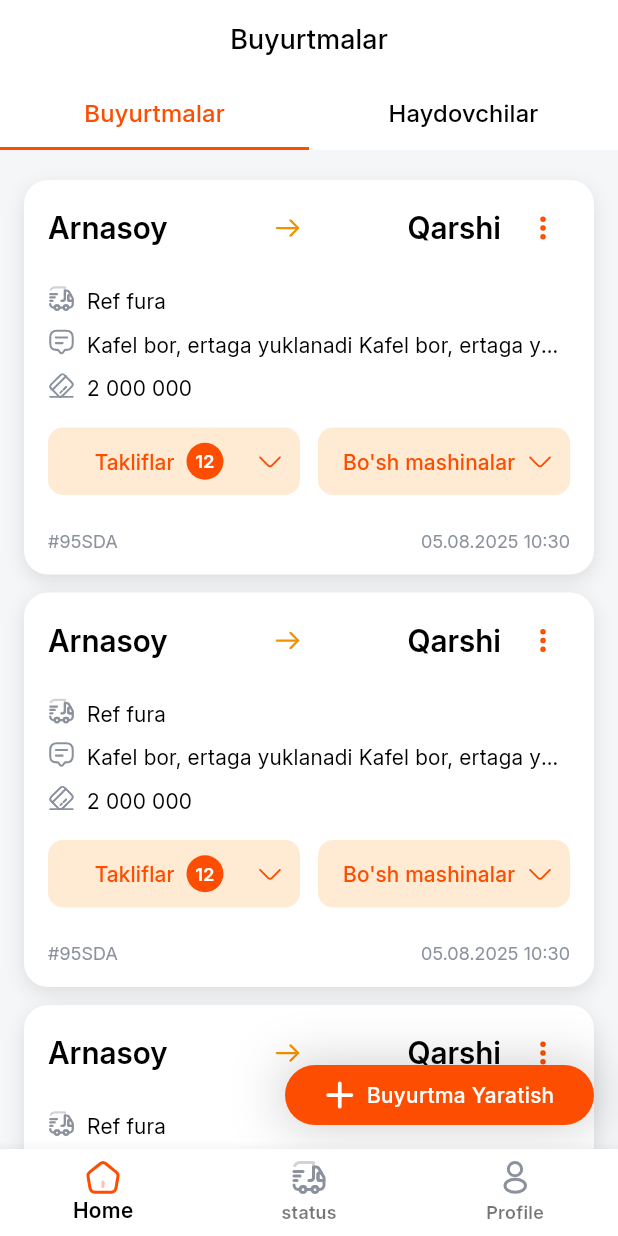
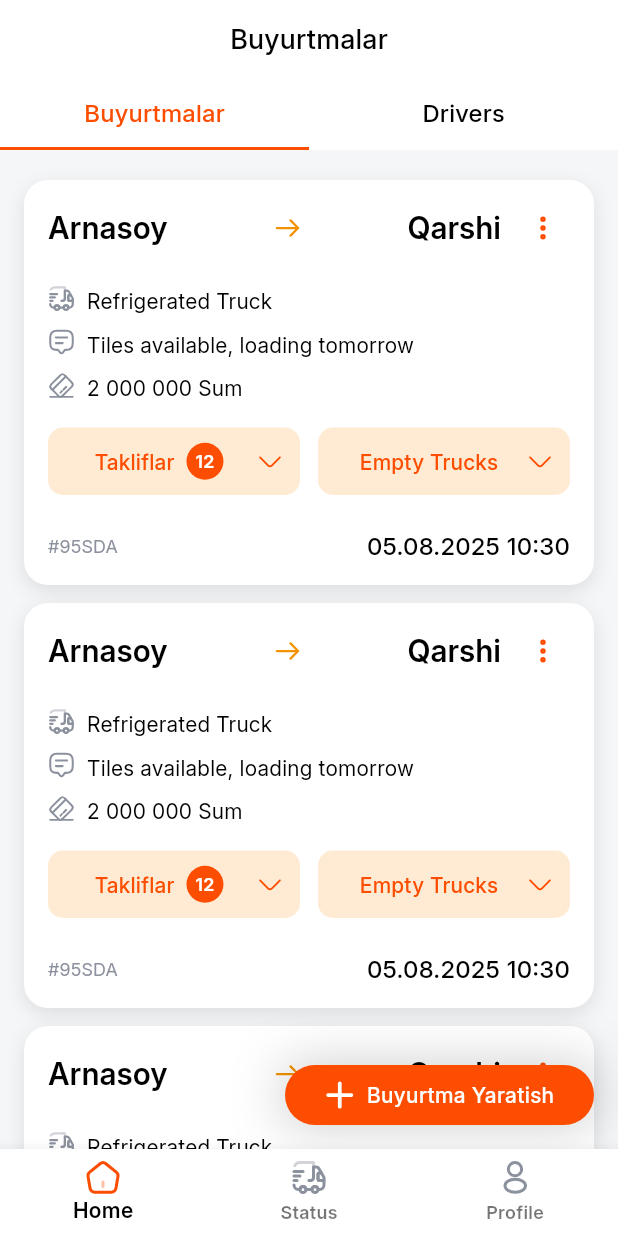
Before and after one commit to obidkhandev/lorry_dispatcher, a Flutter app: the HomeScreen screen opened by its route, on a phone screen of 412 x 824 dp. Run offline on Flutter 3.47's test engine with Material 3 defaults, Android fonts, the phone set to English and light mode, and no system bars; our stand-ins replace animate_do, bloc, cached_network_image, dartz, dio, dropdown_button2 and 17 more; missing offline and left inert: flutter_polyline_points, scale_button; accounts and stored records are empty; network calls fail.

Commit message:
ios folders

```diff
--- a/lib/features/auth/presentation/pages/login/login_screen.dart
+++ b/lib/features/auth/presentation/pages/login/login_screen.dart
@@ -11,9 +11,6 @@ class LoginScreen extends StatelessWidget {
   Widget build(BuildContext context) {
     return Scaffold(
       // appBar: AppBar(),
-      backgroundColor: context.isDarkMode
-          ? context.theme.scaffoldBackgroundColor
-          : AppColors.white,
       body: Column(
         children: [
           100.verticalSpace,
--- a/lib/features/auth/presentation/pages/register/register_screen.dart
+++ b/lib/features/auth/presentation/pages/register/register_screen.dart
@@ -29,9 +29,6 @@ class _RegisterScreenState extends State<RegisterScreen> {
             ),
       ),
       appBar: CustomAppBar(title: "Register"),
-      backgroundColor: context.isDarkMode
-          ? context.theme.scaffoldBackgroundColor
-          : AppColors.white,
       body: ListView(
         padding: EdgeInsets.zero,
         children: [
--- a/lib/features/home/presentation/pages/home/home_screen.dart
+++ b/lib/features/home/presentation/pages/home/home_screen.dart
@@ -13,7 +13,6 @@ class HomeScreen extends StatefulWidget {
 class _HomeScreenState extends State<HomeScreen> with TickerProviderStateMixin {
   late TabController tabController;
   int selectedTabIndex = 0;
-  List<String> titles = ["Buyurtmalar", "Haydovchilar"];
 
   @override
   void initState() {
@@ -23,6 +22,8 @@ class _HomeScreenState extends State<HomeScreen> with TickerProviderStateMixin {
 
   @override
   Widget build(BuildContext context) {
+    List<String> titles = [S.of(context).orders, S.of(context).drivers];
+
     return Scaffold(
       resizeToAvoidBottomInset: false,
       floatingActionButton: SizedBox(
--- a/lib/features/home/presentation/pages/home/widget/driver_jobless_card.dart
+++ b/lib/features/home/presentation/pages/home/widget/driver_jobless_card.dart
@@ -37,7 +37,7 @@ class DriverJoblessCard extends StatelessWidget {
           ),
           if (isActive)
             CustomButton(
-              text: "Taklif yuborish",
+              text: S.of(context).sendOffer,
               icon: AppIcons.send2,
               onTap: onTap,
               textColor: AppColors.primaryColor,
--- a/lib/features/home/presentation/pages/home/widget/order_card.dart
+++ b/lib/features/home/presentation/pages/home/widget/order_card.dart
@@ -9,11 +9,9 @@ class OrderCard extends StatefulWidget {
 }
 
 class _OrderCardState extends State<OrderCard> with TickerProviderStateMixin {
-  // Separate states for each button
   bool _isOffersExpanded = false;
   bool _isEmptyTrucksExpanded = false;
 
-  // Separate animation controllers for each button
   late AnimationController _offersAnimationController;
   late AnimationController _emptyTrucksAnimationController;
   late Animation<double> _offersAnimation;
@@ -36,7 +34,6 @@ class _OrderCardState extends State<OrderCard> with TickerProviderStateMixin {
   void initState() {
     super.initState();
 
-    // Initialize first animation controller (Offers)
     _offersAnimationController = AnimationController(
       duration: const Duration(milliseconds: 300),
       vsync: this,
@@ -46,7 +43,6 @@ class _OrderCardState extends State<OrderCard> with TickerProviderStateMixin {
       curve: Curves.easeInOut,
     );
 
-    // Initialize second animation controller (Empty Trucks)
     _emptyTrucksAnimationController = AnimationController(
       duration: const Duration(milliseconds: 300),
       vsync: this,
@@ -114,7 +110,6 @@ class _OrderCardState extends State<OrderCard> with TickerProviderStateMixin {
                 color: context.theme.cardColor,
                 padding: EdgeInsets.zero,
                 onSelected: (String value) {
-                  // Handle menu item selection
                   switch (value) {
                     case 'edit':
                       break;
@@ -134,7 +129,7 @@ class _OrderCardState extends State<OrderCard> with TickerProviderStateMixin {
                         color: context.theme.iconTheme.color,
                       ),
                       title: Text(
-                        'Ulashish',
+                        S.of(context).share, // Localized "Share"
                         style: context.theme.textTheme.titleMedium?.copyWith(
                           fontWeight: FontWeight.w500,
                           fontSize: 14.sp,
@@ -150,10 +145,10 @@ class _OrderCardState extends State<OrderCard> with TickerProviderStateMixin {
                       leading: SvgPicture.asset(
                         AppIcons.edit2,
                         width: 18.w,
-                        color: context.theme.iconTheme.color
+                        color: context.theme.iconTheme.color,
                       ),
                       title: Text(
-                        'O\'zgartirish',
+                        S.of(context).edit, // Localized "Edit"
                         style: context.theme.textTheme.titleMedium?.copyWith(
                           fontWeight: FontWeight.w500,
                           fontSize: 14.sp,
@@ -168,7 +163,7 @@ class _OrderCardState extends State<OrderCard> with TickerProviderStateMixin {
                     child: ListTile(
                       leading: SvgPicture.asset(AppIcons.delete, width: 18.w),
                       title: Text(
-                        'O\'chirish',
+                        S.of(context).delete, // Localized "Delete"
                         style: context.theme.textTheme.titleMedium?.copyWith(
                           fontWeight: FontWeight.w500,
                           fontSize: 14.sp,
@@ -192,17 +187,23 @@ class _OrderCardState extends State<OrderCard> with TickerProviderStateMixin {
               ),
             ],
           ),
-          const SizedBox(height: 20),
+          20.verticalSpace,
 
           // Truck type
-          TitleWithIcon(title: "Ref fura", icon: AppIcons.truckFast),
+          TitleWithIcon(
+            title: S.of(context).truckType, // Localized "Refrigerated Truck"
+            icon: AppIcons.truckFast,
+          ),
           8.verticalSpace,
           TitleWithIcon(
-            title: "Kafel bor, ertaga yuklanadi Kafel bor, ertaga yuklanadi",
+            title: S.of(context).description, // Localized "Tiles available, loading tomorrow"
             icon: AppIcons.messageText,
           ),
           8.verticalSpace,
-          TitleWithIcon(title: "2 000 000", icon: AppIcons.creditCard),
+          TitleWithIcon(
+            title: "2 000 000 ${S.of(context).sum}", // Localized currency "Sum"
+            icon: AppIcons.creditCard,
+          ),
           16.verticalSpace,
 
           // Buttons row
@@ -224,9 +225,8 @@ class _OrderCardState extends State<OrderCard> with TickerProviderStateMixin {
                         children: [
                           Spacer(),
                           Text(
-                            S.of(context).offers,
-                            style: context.theme.textTheme.titleMedium
-                                ?.copyWith(
+                            S.of(context).offers, // Localized "Offers"
+                            style: context.theme.textTheme.titleMedium?.copyWith(
                               color: AppColors.primaryColor,
                               fontSize: 14.sp,
                             ),
@@ -239,8 +239,7 @@ class _OrderCardState extends State<OrderCard> with TickerProviderStateMixin {
                             ),
                             child: Text(
                               '12',
-                              style: context.theme.textTheme.titleMedium
-                                  ?.copyWith(
+                              style: context.theme.textTheme.titleMedium?.copyWith(
                                 color: AppColors.white,
                                 fontWeight: FontWeight.w600,
                                 fontSize: 12.sp,
@@ -279,9 +278,8 @@ class _OrderCardState extends State<OrderCard> with TickerProviderStateMixin {
                         children: [
                           Spacer(),
                           Text(
-                            "Bo'sh mashinalar",
-                            style: context.theme.textTheme.titleMedium
-                                ?.copyWith(
+                            S.of(context).emptyTrucks, // Localized "Empty Trucks"
+                            style: context.theme.textTheme.titleMedium?.copyWith(
                               color: AppColors.primaryColor,
                               fontSize: 14.sp,
                             ),
@@ -323,7 +321,7 @@ class _OrderCardState extends State<OrderCard> with TickerProviderStateMixin {
               crossAxisAlignment: CrossAxisAlignment.start,
               children: [
                 Text(
-                        'Takliflar',
+                  S.of(context).suggestions, // Localized "Suggestions"
                   style: context.theme.textTheme.titleMedium?.copyWith(
                     fontWeight: FontWeight.bold,
                     color: AppColors.primaryColor,
@@ -352,7 +350,7 @@ class _OrderCardState extends State<OrderCard> with TickerProviderStateMixin {
                           Expanded(
                             flex: 1,
                             child: TitleWithIcon(
-                                    title: "4.5",
+                              title: suggestion['rating'].toString(),
                               icon: AppIcons.star,
                               icColor: AppColors.orange,
                             ),
@@ -361,7 +359,7 @@ class _OrderCardState extends State<OrderCard> with TickerProviderStateMixin {
                           Expanded(
                             flex: 2,
                             child: TitleWithIcon(
-                                    title: "2 000 000",
+                              title: "${suggestion['price']} ${S.of(context).sum}", // Localized currency
                               icon: AppIcons.creditCard,
                             ),
                           ),
@@ -405,7 +403,7 @@ class _OrderCardState extends State<OrderCard> with TickerProviderStateMixin {
               crossAxisAlignment: CrossAxisAlignment.start,
               children: [
                 Text(
-                        "Bo'sh mashinalar",
+                  S.of(context).emptyTrucks, // Localized "Empty Trucks"
                   style: context.theme.textTheme.titleMedium?.copyWith(
                     fontWeight: FontWeight.bold,
                     color: AppColors.primaryColor,
@@ -422,7 +420,6 @@ class _OrderCardState extends State<OrderCard> with TickerProviderStateMixin {
                         context.push(AppRoutes.aboutDriver, extra: false);
                       },
                       child: Row(
-                              // crossAxisAlignment: CrossAxisAlignment.end,
                         children: [
                           Expanded(
                             flex: 3,
@@ -442,7 +439,6 @@ class _OrderCardState extends State<OrderCard> with TickerProviderStateMixin {
                               icColor: AppColors.orange,
                             ),
                           ),
-                                // Spacer(),
                           Expanded(
                             flex: 2,
                             child: TitleWithIcon(
@@ -481,7 +477,10 @@ class _OrderCardState extends State<OrderCard> with TickerProviderStateMixin {
             children: [
               Text('#95SDA', style: context.theme.textTheme.titleSmall),
               const Spacer(),
-              Text(DateTime.now().toDateAndTimeFormat(), style: context.theme.textTheme.titleSmall),
+              Text(
+                DateTime.now().toDateAndTimeFormat(),
+                style: context.theme.textTheme.titleMedium,
+              ),
             ],
           ),
         ],
--- a/lib/features/main_screen.dart
+++ b/lib/features/main_screen.dart
@@ -41,7 +41,7 @@ class _MainScreenState extends State<MainScreen> {
 
     List<String> labels = [
      S.of(context).home,
-      "status",
+      S.of(context).status,
       S.of(context).profile,
     ];
 
--- a/lib/l10n/intl_en.arb
+++ b/lib/l10n/intl_en.arb
@@ -35,5 +35,20 @@
   "home": "Home",
   "profile": "Profile",
   "cancel": "Cancel",
-  "resendCode": "Resend code"
+  "resendCode": "Resend code",
+  "status": "Status",
+  "drivers": "Drivers",
+  "offers": "Offers",
+  "suggestions": "Suggestions",
+  "emptyTrucks": "Empty Trucks",
+  "share": "Share",
+  "edit": "Edit",
+  "delete": "Delete",
+  "truckType": "Refrigerated Truck",
+  "description": "Tiles available, loading tomorrow",
+  "sum": "Sum",
+  "sendOffer": "Send offer",
+  "jobless": "Available",
+  "busy": "Busy",
+  "underRepair": "Under Repair"
 }
```
Also changed, not shown: lib/features/home/presentation/pages/home/widget/drivers_page.dart (+7 -5 lines), lib/features/profile/presentation/pages/profile/profile_screen.dart (+1 -9 lines), lib/generated/intl/messages_en.dart, lib/generated/l10n.dart, 53 other files. Lines whose indentation alone changed are shown as unchanged.
